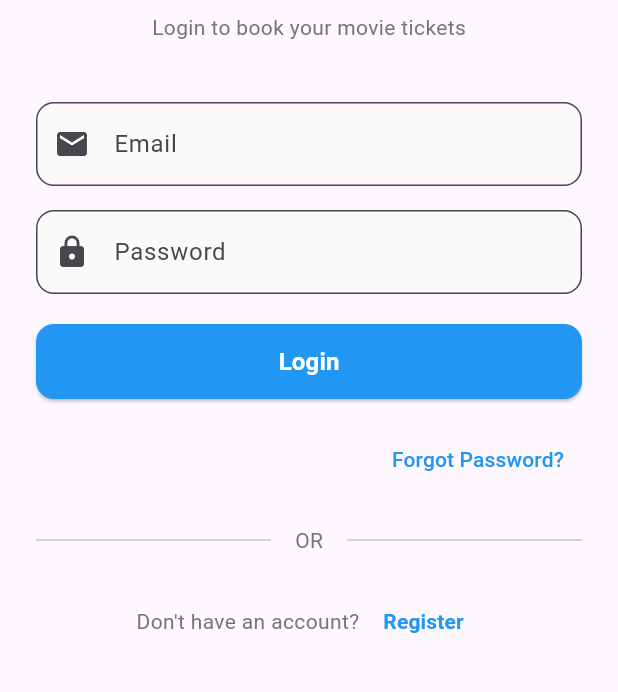
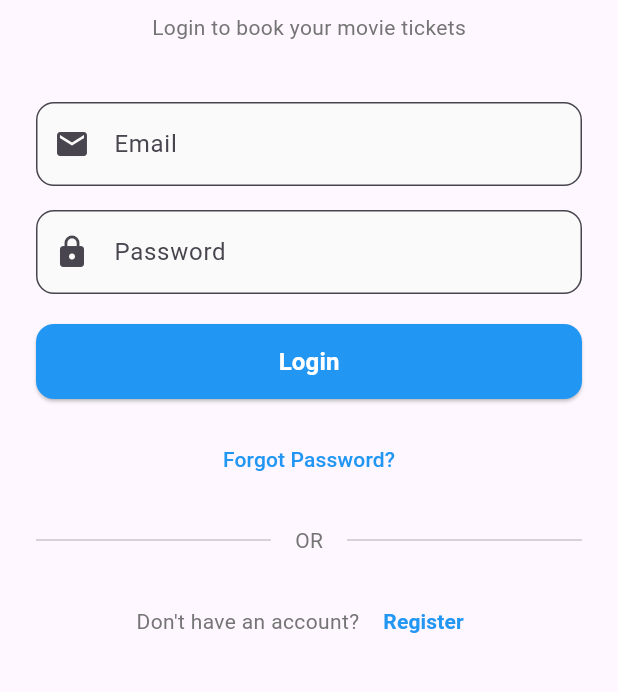
Before and after one commit to Febriyanputra23/CINEMA_PRO, a Flutter app: the screen it shows after launch, on a phone screen of 412 x 824 dp, the part 309-1001 px from its top. Run offline on Flutter 3.47's test engine with Material 3 defaults, Android fonts, the phone set to English and light mode, and no system bars; our stand-ins replace cloud_firestore, firebase_auth, firebase_core, qr_flutter; accounts and stored records are empty.

Commit message:
update letak forgotpassword

```diff
--- a/lib/screens/auth/login_screen_rakha.dart
+++ b/lib/screens/auth/login_screen_rakha.dart
@@ -161,7 +161,6 @@ class _LoginScreen_RakhaState extends State<LoginScreen_Rakha> {
 
                 // Forgot Password
                 Align(
-                  alignment: Alignment.centerRight,
                   child: TextButton(
                     onPressed: () {},
                     child: Text('Forgot Password?',
```
